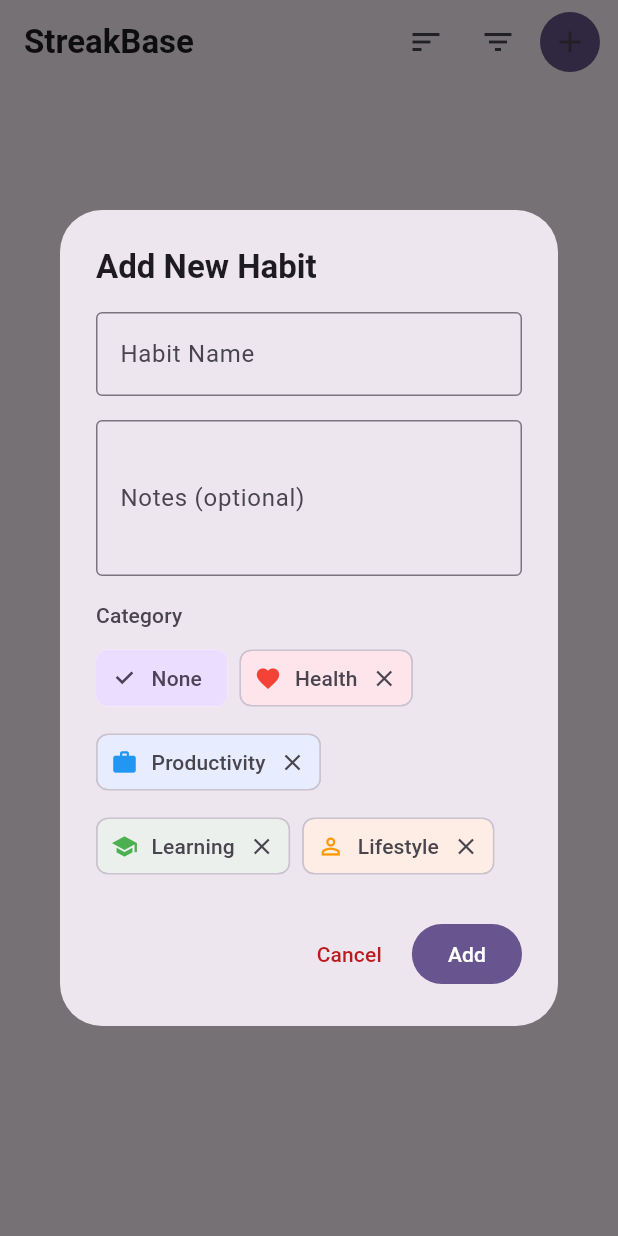
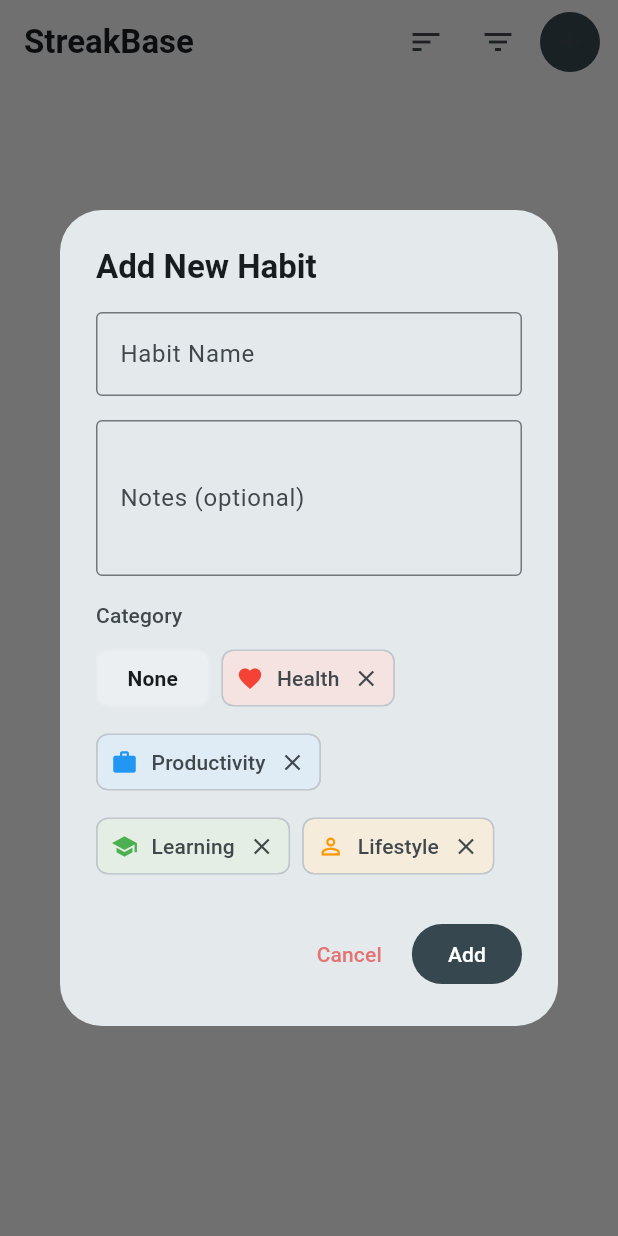
Before and after one commit to mrnithesh/streakbase, a Flutter app: the screen it shows after launch, after a tap on "Add Habit", on a phone screen of 412 x 824 dp. Run offline on Flutter 3.47's test engine with Material 3 defaults, Android fonts, the phone set to English and light mode, and no system bars; our stand-ins replace flutter_heatmap_calendar, sqflite; missing offline and left inert: habit_tracker; accounts and stored records are empty.

```diff
--- a/lib/main.dart
+++ b/lib/main.dart
@@ -32,11 +32,37 @@ class MyApp extends StatelessWidget {
 
   @override
   Widget build(BuildContext context) {
+    final lightColorScheme = ColorScheme.fromSeed(
+      seedColor: const Color(0xFF37474F), // Blue-gray as base
+      primary: const Color(0xFF37474F),
+      secondary: const Color(0xFF78909C),
+      surface: const Color(0xFFF5F5F5),
+      background: const Color(0xFFFFFFFF),
+      error: const Color(0xFFE57373),
+    ).copyWith(
+      primaryContainer: const Color(0xFFECEFF1),
+      secondaryContainer: const Color(0xFFCFD8DC),
+    );
+
     return MaterialApp(
       title: 'StreakBase',
       theme: ThemeData(
-        colorScheme: ColorScheme.fromSeed(seedColor: Colors.deepPurple),
+        colorScheme: lightColorScheme,
         useMaterial3: true,
+        cardTheme: CardTheme(
+          elevation: 0,
+          shape: RoundedRectangleBorder(
+            borderRadius: BorderRadius.circular(16),
+            side: BorderSide(
+              color: lightColorScheme.surfaceVariant.withOpacity(0.2),
+            ),
+          ),
+        ),
+        appBarTheme: AppBarTheme(
+          backgroundColor: lightColorScheme.surface,
+          elevation: 0,
+          scrolledUnderElevation: 0,
+        ),
       ),
       home: const HomeScreen(),
     );
--- a/lib/widgets/category_selector.dart
+++ b/lib/widgets/category_selector.dart
@@ -49,8 +49,17 @@ class CategorySelector extends StatelessWidget {
                   label: const Text('None'),
                   selected: selectedCategory == null,
                   onSelected: (_) => onCategorySelected(null),
-                  backgroundColor: Theme.of(context).colorScheme.surfaceVariant,
+                  backgroundColor: Theme.of(context).colorScheme.surfaceVariant.withOpacity(0.1),
+                  side: BorderSide(
+                    color: Theme.of(context).colorScheme.surfaceVariant.withOpacity(0.2),
+                  ),
                   selectedColor: Theme.of(context).colorScheme.primaryContainer,
+                  showCheckmark: false,
+                  padding: const EdgeInsets.symmetric(horizontal: 12, vertical: 8),
+                  labelStyle: TextStyle(
+                    color: Theme.of(context).colorScheme.onSurface,
+                    fontWeight: selectedCategory == null ? FontWeight.bold : FontWeight.normal,
+                  ),
                 ),
                 // Category options
                 ...categoryProvider.categories.map((category) {
```
Also changed, not shown: lib/widgets/habit_heatmap.dart (+61 -35 lines).
